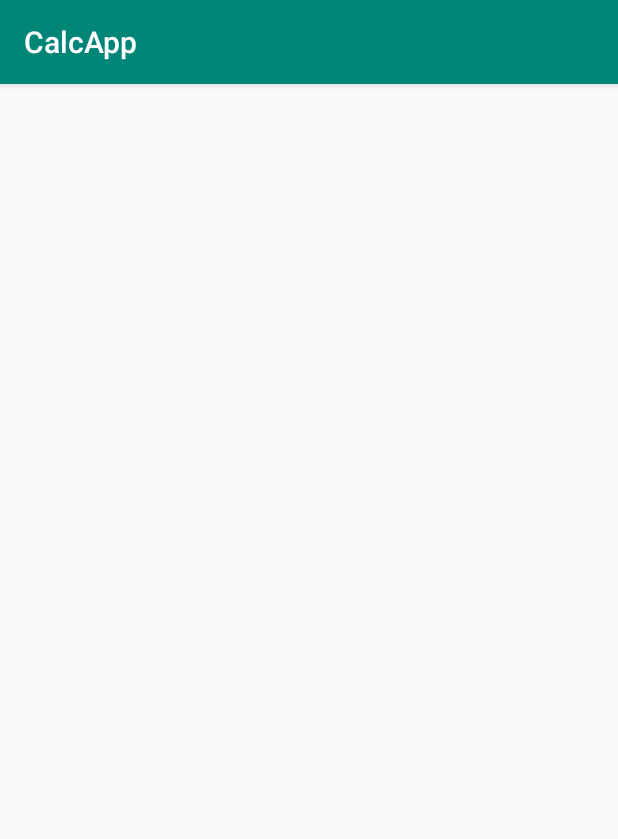
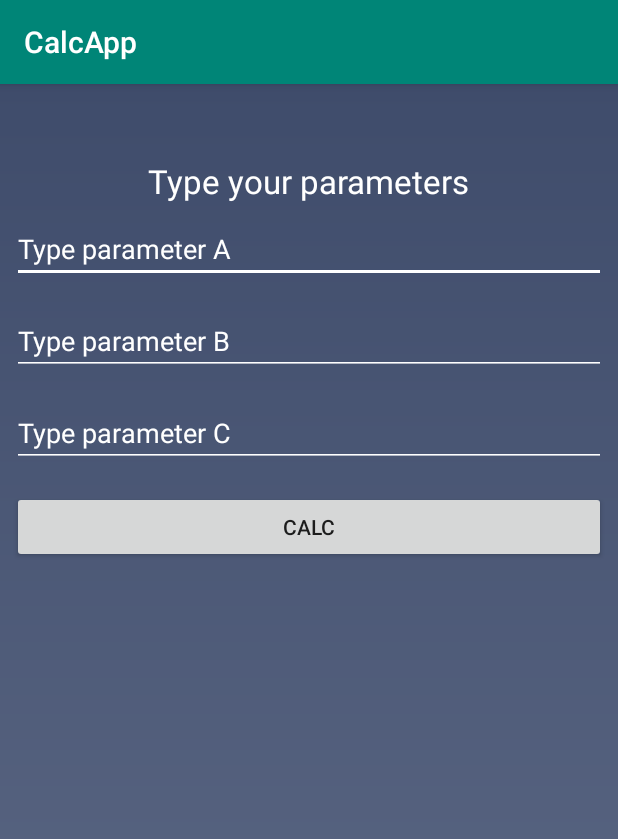
Before and after one commit to xarekx/CalcApplication, an Android app: the QuadraticActivity screen opened directly, with no data from a screen before it, on a phone screen of 412 x 824 dp. Shown: the top 839 px of the screen. Run offline under Robolectric (Android 15) with nearby library versions, the phone set to English and light mode, and no system bars.

Commit message:
Quadratic Layout done, ids changed in linear function

```diff
--- a/app/src/main/java/com/example/calcapplication/LinearFunction/LinearActivity.java
+++ b/app/src/main/java/com/example/calcapplication/LinearFunction/LinearActivity.java
@@ -30,9 +30,9 @@ public class LinearActivity extends AppCompatActivity {
 
         paramA = findViewById(R.id.param_linear_a);
         paramB = findViewById(R.id.param_linear_b);
-        paramResult = findViewById(R.id.param_result);
+        paramResult = findViewById(R.id.param_linear_result);
         calcButton = findViewById(R.id.button_linear_calc);
-        functionInfo = findViewById(R.id.function_info);
+        functionInfo = findViewById(R.id.function_linear_info);
 
 
         calcButton.setOnClickListener(new View.OnClickListener() {
--- a/app/src/main/res/layout/activity_linear.xml
+++ b/app/src/main/res/layout/activity_linear.xml
@@ -4,6 +4,7 @@
     android:layout_width="match_parent"
     android:layout_height="match_parent"
     tools:context=".LinearFunction.LinearActivity"
+    tools:ignore="Autofill"
     android:background="@drawable/gradient">
 
    <TextView
@@ -54,23 +55,23 @@
 
 
     <TextView
-        android:id="@+id/param_result"
+        android:id="@+id/param_linear_result"
         android:layout_width="wrap_content"
         android:layout_height="wrap_content"
         android:textColor="@color/white"
         android:textSize="24sp"
         android:layout_below="@id/button_linear_calc"
-        android:layout_marginEnd="40dp"
-        android:layout_alignParentEnd="true"
+        android:layout_marginStart="8dp"
+        android:layout_alignParentStart="true"
         android:layout_marginTop="20dp"/>
 
     <TextView
-        android:id="@+id/function_info"
+        android:id="@+id/function_linear_info"
         android:layout_width="wrap_content"
         android:layout_height="wrap_content"
-        android:layout_below="@+id/param_result"
+        android:layout_below="@+id/param_linear_result"
         android:layout_marginStart="8dp"
-        android:layout_marginTop="20dp"
+        android:layout_marginTop="30dp"
         android:textColor="@color/white"
         android:textSize="20sp"/>
 
--- a/app/src/main/res/layout/activity_quadratic.xml
+++ b/app/src/main/res/layout/activity_quadratic.xml
@@ -1,8 +1,88 @@
 <?xml version="1.0" encoding="utf-8"?>
-<androidx.constraintlayout.widget.ConstraintLayout xmlns:android="http://schemas.android.com/apk/res/android"
+<RelativeLayout xmlns:android="http://schemas.android.com/apk/res/android"
     xmlns:tools="http://schemas.android.com/tools"
     android:layout_width="match_parent"
     android:layout_height="match_parent"
-    tools:context=".QuadraticFunction.QuadraticActivity">
+    tools:context=".QuadraticFunction.QuadraticActivity"
+    tools:ignore="Autofill"
+    android:background="@drawable/gradient">
 
-</androidx.constraintlayout.widget.ConstraintLayout>
+    <TextView
+        android:id="@+id/type_quadratic_param"
+        android:layout_width="wrap_content"
+        android:layout_height="wrap_content"
+        android:text="@string/type_your_parameters"
+        android:textSize="22sp"
+        android:textColor="@color/white"
+        android:layout_centerHorizontal="true"
+        android:layout_marginTop="50dp"/>
+
+    <EditText
+        android:id="@+id/param_quadratic_a"
+        android:layout_width="match_parent"
+        android:inputType="numberSigned|numberDecimal"
+        android:layout_height="wrap_content"
+        android:layout_below="@+id/type_quadratic_param"
+        android:hint="@string/type_parameter_a"
+        android:textColor="@color/white"
+        android:textSize="18sp"
+        android:textColorHint="@color/white"
+        android:layout_margin="8dp"
+        android:backgroundTint="@color/white"
+        />
+    <EditText
+        android:id="@+id/param_quadratic_b"
+        android:layout_width="match_parent"
+        android:layout_height="wrap_content"
+        android:layout_below="@id/param_quadratic_a"
+        android:textSize="18sp"
+        android:layout_margin="8dp"
+        android:backgroundTint="@color/white"
+        android:textColor="@color/white"
+        android:textColorHint="@color/white"
+        android:hint="@string/type_parameter_b"
+        android:inputType="numberSigned|numberDecimal"
+        />
+    <EditText
+        android:id="@+id/param_quadratic_c"
+        android:layout_width="match_parent"
+        android:layout_height="wrap_content"
+        android:layout_below="@id/param_quadratic_b"
+        android:layout_margin="8dp"
+        android:backgroundTint="@color/white"
+        android:textSize="18sp"
+        android:textColor="@color/white"
+        android:textColorHint="@color/white"
+        android:hint="@string/type_parameter_c"
+        android:inputType="numberSigned|numberDecimal"
+        />
+    <Button
+        android:id="@+id/button_quadratic_calc"
+        android:layout_width="match_parent"
+        android:layout_height="wrap_content"
+        android:layout_margin="8dp"
+        android:layout_below="@+id/param_quadratic_c"
+        android:text="@string/calc"/>
+
+    <TextView
+        android:id="@+id/param_quadratic_result"
+        android:layout_width="wrap_content"
+        android:layout_height="wrap_content"
+        android:layout_below="@id/button_quadratic_calc"
+        android:layout_marginTop="20dp"
+        android:layout_marginStart="8dp"
+        android:textColor="@color/white"
+        android:layout_alignParentStart="true"
+        android:textSize="20sp"
+        />
+    <TextView
+        android:id="@+id/function_quadratic_info"
+        android:layout_width="wrap_content"
+        android:layout_height="wrap_content"
+        android:layout_below="@id/param_quadratic_result"
+        android:layout_marginTop="30dp"
+        android:layout_marginStart="8dp"
+        android:textColor="@color/white"
+        android:textSize="20sp"/>
+
+</RelativeLayout>
--- a/app/src/main/res/values/strings.xml
+++ b/app/src/main/res/values/strings.xml
@@ -20,4 +20,5 @@
     <string name="type_parameter_a">Type parameter A</string>
     <string name="type_parameter_b">Type parameter B</string>
     <string name="calc">Calc</string>
+    <string name="type_parameter_c">Type parameter C</string>
 </resources>
```
